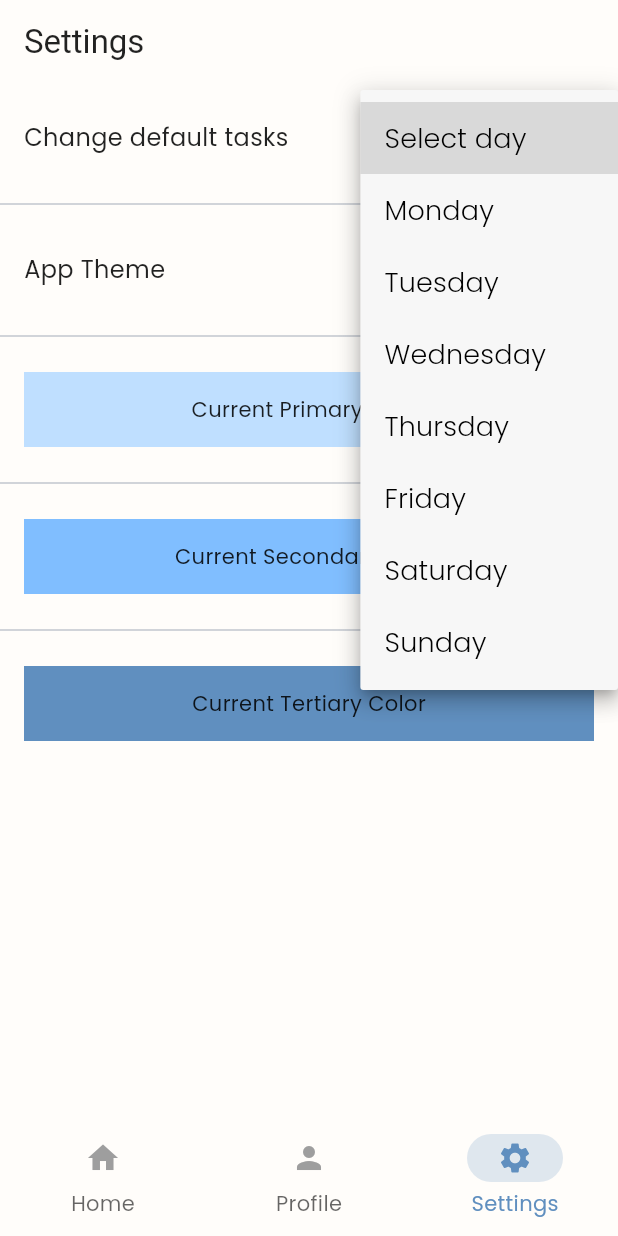
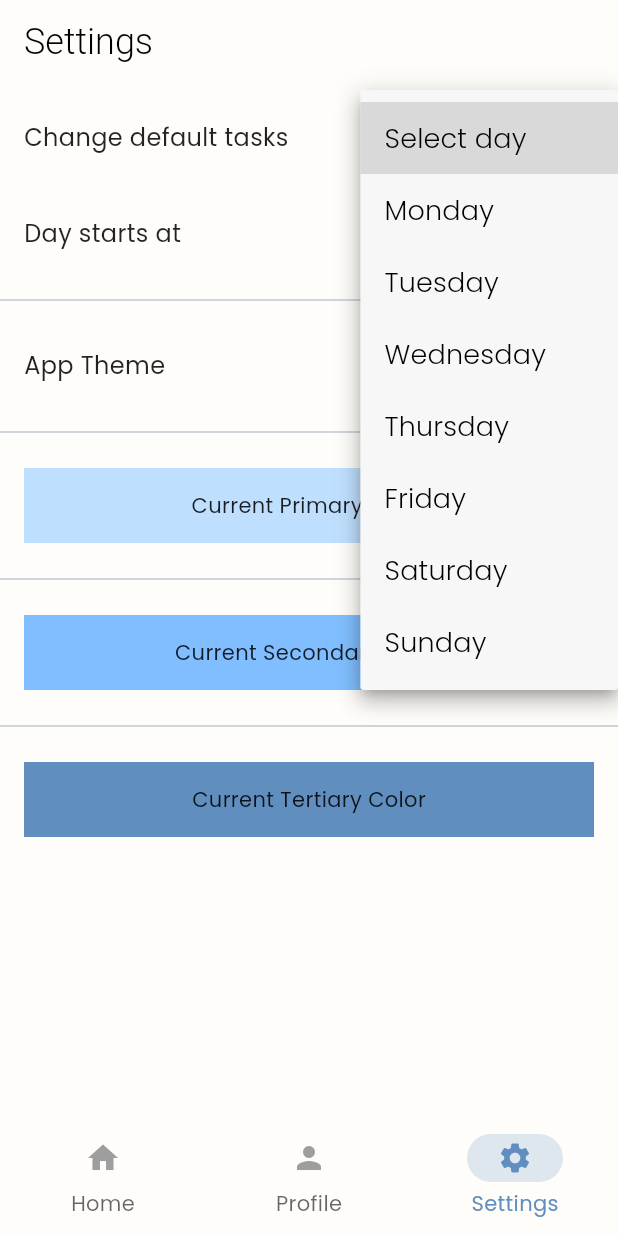
Before and after one commit to MrQuokkaa/Flutter, a Flutter app: the screen it shows once a user with an empty profile is signed in, item 3 of the bottom bar chosen, after a tap on "Select day", on a phone screen of 412 x 824 dp. Run offline on Flutter 3.47's test engine with Material 3 defaults, Android fonts, the phone set to English and light mode, and no system bars; our stand-ins replace cloud_firestore, firebase_auth, firebase_core, flutter_slidable, google_fonts, hive_flutter and 1 more; accounts and stored records are empty; network calls fail; Roboto replaces fonts that are missing (Roboto Slab); statements that could not run were skipped.

Commit message:
Version 0.6.0 15-05-2025 14:30 Added Firebase core, -auth and -cloud Added Authentication to login and register Changed userName to name from register Changed profile page to include log-out option Added day_watcher to update task card on home page Added 'Day starts at' option in settings Added settings_provider to save settings

```diff
--- a/lib/exports/package_exports.dart
+++ b/lib/exports/package_exports.dart
@@ -1,7 +1,10 @@
 export 'package:flutter/material.dart';
+export 'dart:async';
 export 'package:shared_preferences/shared_preferences.dart';
+export 'package:cloud_firestore/cloud_firestore.dart';
 export 'package:firebase_core/firebase_core.dart';
 export 'package:firebase_auth/firebase_auth.dart';
+export '../firebase_options.dart';
 export 'package:google_fonts/google_fonts.dart';
 export 'package:hive_flutter/hive_flutter.dart';
 export 'package:provider/provider.dart';
--- a/lib/exports/page_exports.dart
+++ b/lib/exports/page_exports.dart
@@ -1,4 +1,5 @@
 export '../pages/settings/default_todo_page.dart';
+export '../pages/settings/settings_provider.dart';
 export '../pages/home_page.dart';
 export '../pages/login_page.dart';
 export '../pages/main_page.dart';
--- a/lib/exports/setting_exports.dart
+++ b/lib/exports/setting_exports.dart
@@ -1,2 +1,3 @@
 export '../pages/settings_page.dart';
 export '../pages/settings/default_todo_page.dart';
+export '../pages/settings/settings_provider.dart';
--- a/lib/exports/util_exports.dart
+++ b/lib/exports/util_exports.dart
@@ -1,3 +1,4 @@
+export '../util/day_watcher.dart';
 export '../util/dialog_box.dart';
 export '../util/functions.dart';
 export '../util/my_button.dart';
--- a/lib/main.dart
+++ b/lib/main.dart
@@ -9,12 +9,19 @@ void main() async {
   var box = await Hive.openBox('mybox');
 
   WidgetsFlutterBinding.ensureInitialized();
-  final themeProvider = await ThemeProvider.loadFromPrefs();
-  await Firebase.initializeApp();
+  final themeProvider = await ThemeProvider.loadTheme();
+  final settingsProvider = SettingsProvider();
+  await settingsProvider.loadSettings();
+  await Firebase.initializeApp(
+    options: DefaultFirebaseOptions.currentPlatform,
+  );
 
   runApp(
-    ChangeNotifierProvider(
-      create: (_) => themeProvider,
+    MultiProvider(
+      providers: [
+        ChangeNotifierProvider(create: (_) => themeProvider),
+        ChangeNotifierProvider(create: (_) => settingsProvider),
+      ],
       child: const MainApp(),
     ),
   );
@@ -56,7 +63,9 @@ class PageDecider extends StatelessWidget {
             body: Center(child: CircularProgressIndicator()),
           );
         } else if (snapshot.hasData) {
-          return MainPage(userName: snapshot.data!.email ?? 'User');
+          final user = snapshot.data!;
+          final name = user.displayName ?? user.email ?? 'User';
+          return MainPage(userName: name);
         } else {
           return const LoginPage();
         }
--- a/lib/pages/home_page.dart
+++ b/lib/pages/home_page.dart
@@ -15,6 +15,28 @@ class HomePage extends StatefulWidget {
 class _HomePageState extends State<HomePage> {
   final DataBase db = DataBase();
   final Functions f = Functions();
+  late DayWatcher _dayWatcher;
+
+  @override
+  void initState() {
+    super.initState();
+    _loadTodayTasks();
+    _dayWatcher = DayWatcher(onDayChanged: (newDay) {
+      db.loadDataForDate(newDay);
+      setState(() {});
+    });
+  }
+
+  void _loadTodayTasks() {
+    final today = DateTime.now();
+    db.loadDataForDate(today);
+  }
+
+  @override
+  void dispose() {
+    _dayWatcher.dispose();
+    super.dispose();
+  }
 
   @override
   Widget build(BuildContext context) {
--- a/lib/pages/login_page.dart
+++ b/lib/pages/login_page.dart
@@ -54,11 +54,13 @@ class _LoginPageState extends State<LoginPage> {
                     _passwordController.text.trim(),
                   );
                   if (user != null && context.mounted) {
+                    final user = FirebaseAuth.instance.currentUser;
+                    final name = user?.displayName ?? user?.email ?? 'User';
                     Navigator.pushReplacement(
                       context,
                       MaterialPageRoute(
                         builder: (context) =>
-                            MainPage(userName: user.email ?? 'User'),
+                            MainPage(userName: name),
                       ),
                     );
                   }
--- /dev/null
+++ b/lib/pages/settings/settings_provider.dart
@@ -0,0 +1,18 @@
+import '../../exports/package_exports.dart';
+
+class SettingsProvider with ChangeNotifier {
+  String _dayStartHour = '00:00';
+  String get dayStartHour => _dayStartHour;
+
+  Future<void> loadSettings() async {
+    final prefs = await SharedPreferences.getInstance();
+    _dayStartHour = prefs.getString('dayStartHour') ?? '00:00';
+  }
+
+  Future<void> setDayStartHour(String hour) async {
+    _dayStartHour = hour;
+    notifyListeners();
+    final prefs = await SharedPreferences.getInstance();
+    await prefs.setString('dayStartHour', hour);
+  }
+}
--- a/lib/pages/settings_page.dart
+++ b/lib/pages/settings_page.dart
@@ -23,16 +23,21 @@ class _SettingsPageState extends State<SettingsPage> {
   String selectedTheme = 'Blue';
   String? selectedDay = 'Select day';
 
+  List<String> hours = List.generate(24, (i) => i.toString().padLeft(2, '0') + ":00");
+  String selectedHour = '00:00';
+
   @override
   void initState() {
     super.initState();
-    selectedTheme =
-        Provider.of<ThemeProvider>(context, listen: false).themeName;
+    selectedTheme = Provider.of<ThemeProvider>(context, listen: false).themeName;
   }
 
   @override
   Widget build(BuildContext context) {
     final themeProvider = Provider.of<ThemeProvider>(context, listen: false);
+    final textTheme = Theme.of(context).textTheme;
+    final settingsProvider = Provider.of<SettingsProvider>(context);
+    String selectedHour = settingsProvider.dayStartHour;
 
     final sortedPresets = presets.toList()
       ..sort((a, b) => a.name == selectedTheme
@@ -42,16 +47,26 @@ class _SettingsPageState extends State<SettingsPage> {
             : 0);
 
     return Scaffold(
-      appBar: AppBar(title: Text("Settings")),
+      appBar: AppBar(
+        automaticallyImplyLeading: false,
+        title: Text(
+          "Settings",
+          style: textTheme.headlineLarge,
+        ),
+      ),
       body: ListView(
         children: [
           Padding(
             padding: const EdgeInsets.symmetric(horizontal: 16, vertical: 12),
-            child: Row(
+            child: Column(
+              crossAxisAlignment: CrossAxisAlignment.start,
+              children: [
+                Row(
                   mainAxisAlignment: MainAxisAlignment.spaceBetween,
                   children: [
                     const Text("Change default tasks",
-                    style: TextStyle(fontSize: 16)),
+                      style: TextStyle(fontSize: 16)
+                    ),
                     DropdownButton<String>(
                       value: selectedDay,
                       items: ['Select day', ...weekdays].map((day) {
@@ -62,21 +77,38 @@ class _SettingsPageState extends State<SettingsPage> {
                       }).toList(),
                       onChanged: (value) {
                         if (value == null || value == 'Select day') return;
-                    setState(() {
-                      selectedDay = value;
-                    });
-
+                        setState(() => selectedDay = value);
                         Navigator.push(
                           context,
                           MaterialPageRoute(
                           builder: (_) => DefaultTodoPage(weekday: value),
                           ),
                         ).then((_) {
-                      setState(() {
-                        selectedDay = 'Select day';
-                      });
+                          setState(() => selectedDay = 'Select day');
                         });
                       },
+                    ),
+                  ],
+                ),
+                const SizedBox(height: 16),
+                Row(
+                  mainAxisAlignment: MainAxisAlignment.spaceBetween,
+                  children: [
+                    const Text("Day starts at", style: TextStyle(fontSize: 16)),
+                    DropdownButton<String>(
+                      value: selectedHour,
+                      items: hours.map((hour) {
+                        return DropdownMenuItem<String>(
+                          value: hour,
+                          child: Text(hour),
+                        );
+                      }).toList(),
+                      onChanged: (value) {
+                        if (value == null) return;
+                        settingsProvider.setDayStartHour(value);
+                      },
+                    ),
+                  ],
                 ),
               ],
             ),
@@ -129,21 +161,33 @@ class _SettingsPageState extends State<SettingsPage> {
             child: Container(
               height: 50,
               color: themeColor(context).primary,
-                  child: Center(child: Text('Current Primary Color')))),
+              child: Center(
+                child: Text('Current Primary Color')
+              ),
+            ),
+          ),
           const Divider(),
           Padding(
             padding: const EdgeInsets.all(16),
             child: Container(
               height: 50,
               color: themeColor(context).secondary,
-                  child: Center(child: Text('Current Secondary Color')))),
+              child: Center(
+                child: Text('Current Secondary Color')
+              ),
+            ),
+          ),
           const Divider(),
           Padding(
             padding: const EdgeInsets.all(16),
             child: Container(
               height: 50,
               color: themeColor(context).tertiary,
-                  child: Center(child: Text('Current Tertiary Color'))))
+              child: Center(
+                child: Text('Current Tertiary Color')
+              ),
+            ),
+          ),
         ],
       ),
     );
--- a/lib/theme/theme_provider.dart
+++ b/lib/theme/theme_provider.dart
@@ -26,7 +26,7 @@ class ThemeProvider with ChangeNotifier {
     await prefs.setString('brightness', _brightness.name);
   }
 
-  static Future<ThemeProvider> loadFromPrefs() async {
+  static Future<ThemeProvider> loadTheme() async {
     final prefs = await SharedPreferences.getInstance();
     final themeName = prefs.getString('theme') ?? 'Blue';
     final brightnessString = prefs.getString('brightness') ?? 'light';
--- /dev/null
+++ b/lib/util/day_watcher.dart
@@ -0,0 +1,38 @@
+import '../exports/package_exports.dart';
+import '../exports/theme_exports.dart';
+import '../exports/util_exports.dart';
+
+class DayWatcher {
+  final void Function(DateTime newLogicalDay) onDayChanged;
+  Timer? _timer;
+  late DateTime _lastLogicalDay;
+
+  DayWatcher({required this.onDayChanged}) {
+    _lastLogicalDay = _getLogicalDate(DateTime.now());
+    _startListening();
+  }
+
+  DateTime _getLogicalDate(DateTime now) {
+    return now.hour < 3
+        ? DateTime(now.year, now.month, now.day - 1)
+        : DateTime(now.year, now.month, now.day);
+  }
+
+  void _startListening() {
+    _timer = Timer.periodic(const Duration(minutes: 1), (_) {
+      final currentLogicalDay = _getLogicalDate(DateTime.now());
+      if (!_isSameDay(currentLogicalDay, _lastLogicalDay)) {
+        _lastLogicalDay = currentLogicalDay;
+        onDayChanged(currentLogicalDay);
+      }
+    });
+  }
+
+  bool _isSameDay(DateTime a, DateTime b) {
+    return a.year == b.year && a.month == b.month && a.day == b.day;
+  }
+
+  void dispose() {
+    _timer?.cancel();
+  }
+}
--- a/lib/util/functions.dart
+++ b/lib/util/functions.dart
@@ -60,12 +60,13 @@ class Functions {
     await prefs.setString('username', name);
   }
 
-  Future<User?> register(String email, String password) async {
+  Future<User?> register(String name, String email, String password) async {
     try {
       final userCredential = await FirebaseAuth.instance.createUserWithEmailAndPassword(
         email: email,
         password: password,
       );
+      await userCredential.user!.updateDisplayName(name);
       return userCredential.user;
     } on FirebaseAuthException catch (e) {
       throw Exception(e.message ?? 'Registration failed');
```
Also changed, not shown: lib/pages/profile_page.dart (+9 -3 lines), lib/pages/register_page.dart (+15 -5 lines), lib/pages/todo_page.dart (+16 -1 lines), pubspec.yaml (+6 -2 lines), lib/firebase_options.dart (added). Lines whose indentation alone changed are shown as unchanged.
